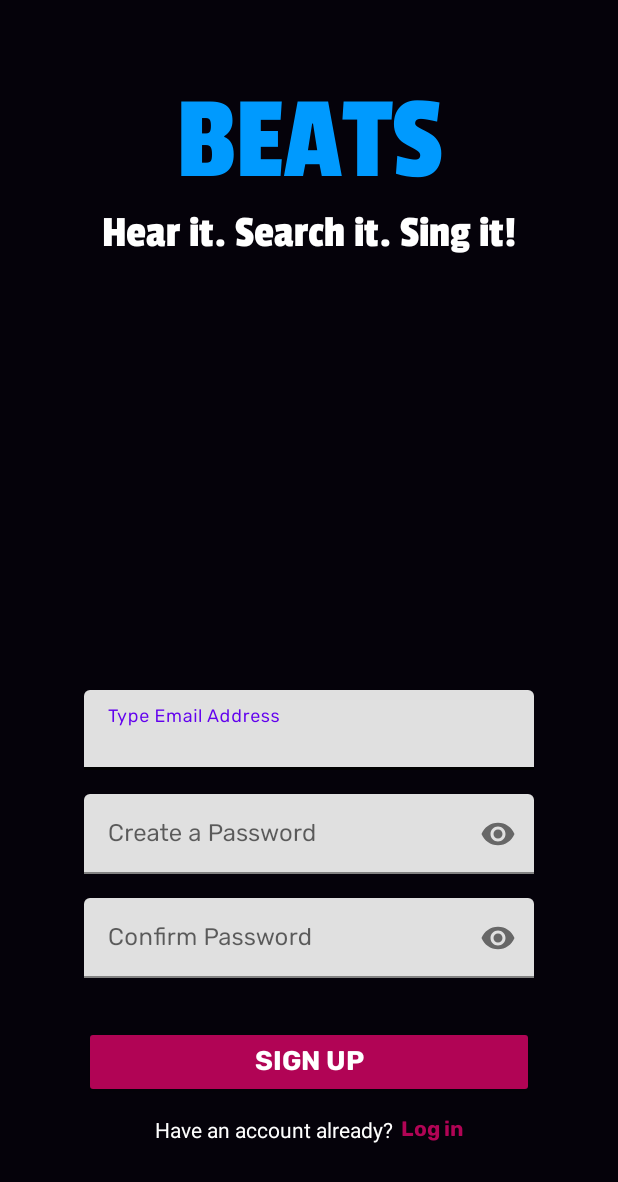
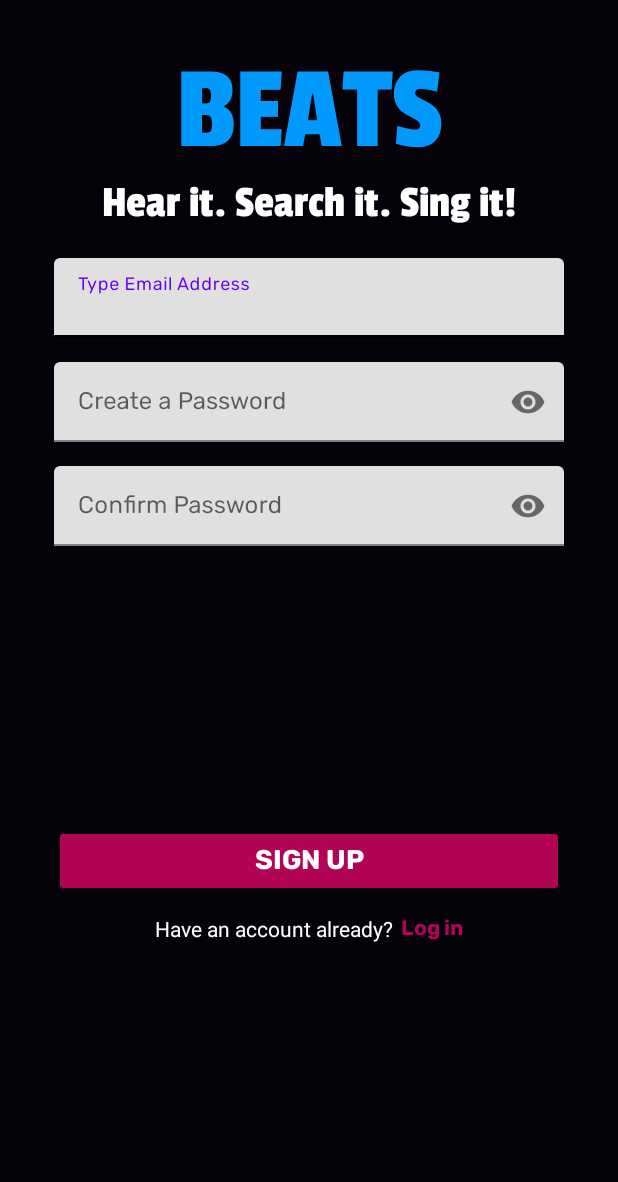
Before and after one commit to ibanlacson/BeatsApp, an Android app: the SignUpActivity screen opened directly, with no data from a screen before it, on a phone screen of 412 x 824 dp. Shown: the top 1182 px of the screen. Run offline under Robolectric (Android 15) with nearby library versions, the phone set to English and light mode, and no system bars; our stand-ins replace Firebase (no records; nobody signed in at launch, a user with empty details on screens opened directly).

Commit message:
UI modification to adjust for 4" screen devices.

```diff
--- a/app/src/main/java/com/auf/cea/beatsapp/ui/MainActivity.kt
+++ b/app/src/main/java/com/auf/cea/beatsapp/ui/MainActivity.kt
@@ -68,6 +68,7 @@ class MainActivity : AppCompatActivity(),
                 editor.putString(USER_NAME,result.firstName)
             } else {
                 val userDetailsDialog = UserDetailsDialog()
+                userDetailsDialog.isCancelable = false
                 userDetailsDialog.show(supportFragmentManager,null)
             }
         }
--- a/app/src/main/res/layout/activity_sign_up.xml
+++ b/app/src/main/res/layout/activity_sign_up.xml
@@ -8,9 +8,10 @@
     android:background="@color/bg_dark">
 
     <RelativeLayout
+        android:id="@+id/relativeLayout2"
         android:layout_width="match_parent"
         android:layout_height="wrap_content"
-        android:layout_marginTop="50dp"
+        android:layout_marginTop="30dp"
         app:layout_constraintEnd_toEndOf="parent"
         app:layout_constraintStart_toStartOf="parent"
         app:layout_constraintTop_toTopOf="parent">
@@ -39,12 +40,13 @@
 
     <androidx.constraintlayout.widget.ConstraintLayout
         android:layout_width="0dp"
-        android:layout_height="wrap_content"
-        android:padding="40dp"
+        android:layout_height="0dp"
+        android:layout_marginBottom="20dp"
+        android:padding="20dp"
+        app:layout_constraintBottom_toBottomOf="parent"
         app:layout_constraintEnd_toEndOf="parent"
         app:layout_constraintStart_toStartOf="parent"
-        app:layout_constraintBottom_toBottomOf="parent"
-        android:layout_marginBottom="20dp">
+        app:layout_constraintTop_toBottomOf="@+id/relativeLayout2">
 
         <com.google.android.material.textfield.TextInputLayout
             android:id="@+id/layout_email"
@@ -60,8 +62,8 @@
                 android:id="@+id/txt_email"
                 android:layout_width="match_parent"
                 android:layout_height="wrap_content"
+                android:fontFamily="@font/rubik"
                 android:hint="Type Email Address"
-                android:fontFamily="@font/rubik"
                 android:inputType="textEmailAddress" />
         </com.google.android.material.textfield.TextInputLayout>
 
@@ -81,8 +83,8 @@
                 android:id="@+id/txt_password"
                 android:layout_width="match_parent"
                 android:layout_height="wrap_content"
+                android:fontFamily="@font/rubik"
                 android:hint="Create a Password"
-                android:fontFamily="@font/rubik"
                 android:inputType="textPassword" />
         </com.google.android.material.textfield.TextInputLayout>
 
@@ -102,8 +104,8 @@
                 android:id="@+id/txt_confirm_password"
                 android:layout_width="match_parent"
                 android:layout_height="wrap_content"
+                android:fontFamily="@font/rubik"
                 android:hint="Confirm Password"
-                android:fontFamily="@font/rubik"
                 android:inputType="textPassword" />
         </com.google.android.material.textfield.TextInputLayout>
 
@@ -112,15 +114,15 @@
             android:layout_width="0dp"
             android:layout_height="wrap_content"
             android:layout_marginHorizontal="16dp"
+            android:backgroundTint="@color/bg_button"
+            android:fontFamily="@font/rubik_bold"
             android:text="Sign Up"
-            android:backgroundTint="@color/bg_button"
             android:textColor="@color/white"
             android:textSize="18sp"
             android:textStyle="bold"
-            android:fontFamily="@font/rubik_bold"
+            app:layout_constraintBottom_toBottomOf="parent"
             app:layout_constraintEnd_toEndOf="parent"
             app:layout_constraintStart_toStartOf="parent"
-            app:layout_constraintBottom_toBottomOf="parent"
             app:layout_constraintTop_toBottomOf="@+id/layout_confirm_password" />
 
         <LinearLayout
@@ -145,8 +147,8 @@
                 android:layout_width="wrap_content"
                 android:layout_height="wrap_content"
                 android:layout_marginStart="5dp"
+                android:fontFamily="@font/rubik_bold"
                 android:text="Log in"
-                android:fontFamily="@font/rubik_bold"
                 android:textColor="@color/bg_button"
                 android:textStyle="bold" />
 
--- a/build.gradle
+++ b/build.gradle
@@ -9,7 +9,7 @@ buildscript {
 }
 // Top-level build file where you can add configuration options common to all sub-projects/modules.
 plugins {
-    id 'com.android.application' version '7.3.0' apply false
-    id 'com.android.library' version '7.3.0' apply false
+    id 'com.android.application' version '7.2.2' apply false
+    id 'com.android.library' version '7.2.2' apply false
     id 'org.jetbrains.kotlin.android' version '1.7.10' apply false
 }
```
Also changed, not shown: app/src/main/res/layout/activity_login2.xml (+13 -11 lines).
